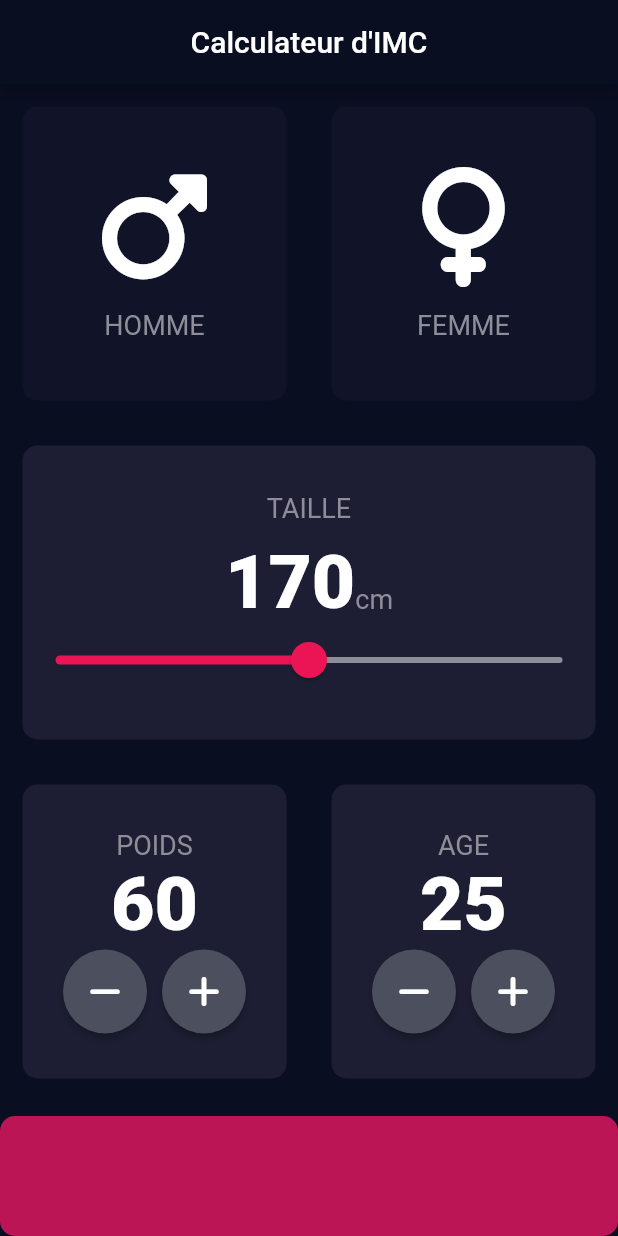
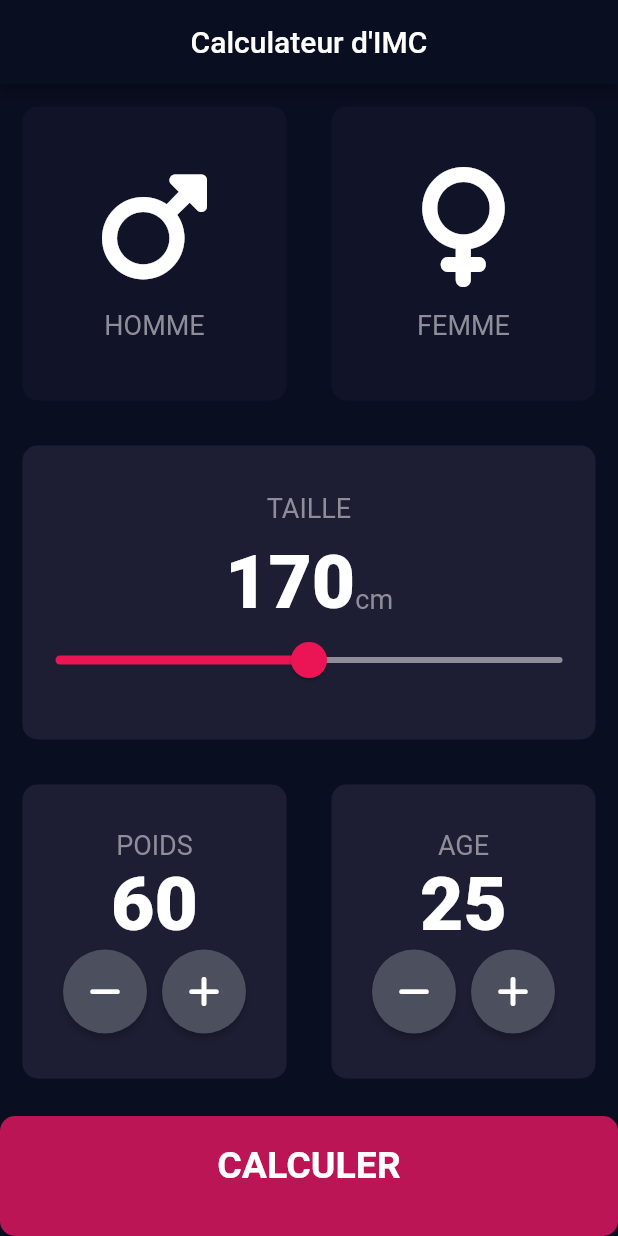
Before and after one commit to Vehqa/IMC-Calculateur, a Flutter app: the screen it shows after launch, on a phone screen of 412 x 824 dp. Run offline on Flutter 3.47's test engine with Material 2 defaults, Android fonts, the phone set to English and light mode, and no system bars; our stand-ins replace font_awesome_flutter.

```diff
--- /dev/null
+++ b/lib/bottom_button.dart
@@ -0,0 +1,32 @@
+import 'package:flutter/material.dart';
+import 'constants.dart';
+
+class BottomButton extends StatelessWidget {
+  BottomButton({@required this.onTap, required this.buttonTitle});
+
+  final Function? onTap;
+  final String buttonTitle;
+
+  @override
+  Widget build(BuildContext context) {
+    return GestureDetector(
+      onTap: onTap as void Function()?,
+      child: Container(
+        child: Center(
+          child: Text(
+            buttonTitle,
+            style: largeButtonTextStyle,
+          ),
+        ),
+        width: double.infinity,
+        height: 80.0,
+        margin: EdgeInsets.only(top: 10.0),
+        padding: EdgeInsets.only(bottom: 15.0),
+        decoration: BoxDecoration(
+          borderRadius: BorderRadius.circular(10.0),
+          color: bottomContainerColour,
+        ),
+      ),
+    );
+  }
+}
--- /dev/null
+++ b/lib/calculator_brain.dart
@@ -0,0 +1,35 @@
+import 'dart:math';
+
+class CalculatorBrain {
+  CalculatorBrain({required this.height, required this.weight})
+      : _bmi = weight / pow(height / 100, 2);
+
+  final int height;
+  final int weight;
+
+  final double _bmi;
+
+  String calculateBMI() {
+    return _bmi.toStringAsFixed(1);
+  }
+
+  String getResult() {
+    if (_bmi >= 25) {
+      return 'Obésité';
+    } else if (_bmi > 18.5) {
+      return 'Normal';
+    } else {
+      return 'Sous poids';
+    }
+  }
+
+  String getInterpretation() {
+    if (_bmi >= 25) {
+      return 'Bien plus haut que la moyenne, attention !';
+    } else if (_bmi > 18.5) {
+      return 'Vous avez un poids tout à fait normal';
+    } else {
+      return 'Vous avez un poids très bas, vous devriez manger un peu plus !';
+    }
+  }
+}
--- a/lib/input_page.dart
+++ b/lib/input_page.dart
@@ -1,9 +1,13 @@
 import 'package:flutter/material.dart';
 import 'package:flutter/services.dart';
 import 'package:font_awesome_flutter/font_awesome_flutter.dart';
+import 'package:imc_app/results_page.dart';
 import 'icon_content.dart';
 import 'reusable_card.dart';
 import 'constants.dart';
+import 'bottom_button.dart';
+import 'round_icon_button.dart';
+import 'calculator_brain.dart';
 
 enum GenderType { male, female }
 
@@ -223,35 +227,22 @@ class _InputPageState extends State<InputPage> {
               ],
             ),
           ),
-            Container(
-              width: double.infinity,
-              height: 80.0,
-              margin: EdgeInsets.only(top: 10.0),
-              decoration: BoxDecoration(
-                borderRadius: BorderRadius.circular(10.0),
-                color: bottomContainerColour,
-              ),
+          BottomButton(
+            onTap: () {
+              CalculatorBrain calc =
+                  CalculatorBrain(height: height, weight: weight);
+              Navigator.push(
+                  context,
+                  MaterialPageRoute(
+                      builder: (context) => ResultsPage(
+                          bmiResult: calc.calculateBMI(),
+                          resultText: calc.getResult(),
+                          interpretation: calc.getInterpretation())));
+            },
+            buttonTitle: 'CALCULER',
           ),
         ],
-        ));
-  }
-}
-
-class RoundedIconButton extends StatelessWidget {
-  const RoundedIconButton(
-      {super.key, @required this.icon, @required this.onPressed});
-
-  final IconData? icon;
-  final Function? onPressed;
-
-  @override
-  Widget build(BuildContext context) {
-    return RawMaterialButton(
-      onPressed: onPressed as void Function()?,
-      child: Icon(icon),
-      shape: CircleBorder(),
-      fillColor: Color(0xFF4C4F5E),
-      constraints: BoxConstraints(minWidth: 56.0, minHeight: 56.0),
+      ),
     );
   }
 }
--- a/lib/main.dart
+++ b/lib/main.dart
@@ -1,5 +1,7 @@
 import 'package:flutter/material.dart';
+import 'package:imc_app/results_page.dart';
 import 'input_page.dart';
+import 'results_page.dart';
 
 // Created by Vehqa.
 void main() {
@@ -12,11 +14,15 @@ class BMICalculator extends StatelessWidget {
   @override
   Widget build(BuildContext context) {
     return MaterialApp(
+      initialRoute: '/',
+      routes: {
+        '/': (context) => InputPage(),
+        '/results': (context) => ResultsPage(),
+      },
       theme: ThemeData.dark().copyWith(
         scaffoldBackgroundColor: Color(0xFF0A0E21),
         primaryColor: Color(0xFF0A0E22),
       ),
-      home: InputPage(),
     );
   }
 }
--- /dev/null
+++ b/lib/round_icon_button.dart
@@ -0,0 +1,21 @@
+import 'package:flutter/material.dart';
+import 'constants.dart';
+
+class RoundedIconButton extends StatelessWidget {
+  const RoundedIconButton(
+      {super.key, @required this.icon, @required this.onPressed});
+
+  final IconData? icon;
+  final Function? onPressed;
+
+  @override
+  Widget build(BuildContext context) {
+    return RawMaterialButton(
+      onPressed: onPressed as void Function()?,
+      child: Icon(icon),
+      shape: CircleBorder(),
+      fillColor: Color(0xFF4C4F5E),
+      constraints: BoxConstraints(minWidth: 56.0, minHeight: 56.0),
+    );
+  }
+}
```
Also changed, not shown: lib/constants.dart (+23 -0 lines), lib/results_page.dart (added, +74 -0 lines). Lines whose indentation alone changed are shown as unchanged.
